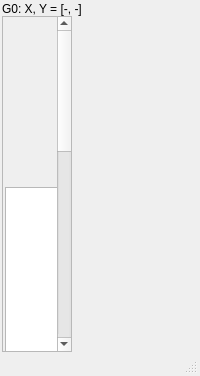
yesint/QtGrace6, file src/MainWindow.ui: the form before one commit.
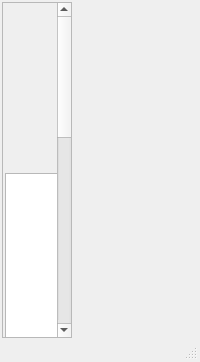
The form after the commit. Icons and pictures are not drawn. Custom widgets are drawn as their Qt base class.

Commit message:
Remove statLocBar; show coordinates in statusBar permanent label
- Remove statLocBar (the top coordinate bar) from the .ui, header,
  bridge, constructor, and ManageBars()
- Add coordLabel (QLabel) as a permanent widget on the left side of
  statusBar so hover coordinates appear alongside the existing message
  instead of replacing it
- events.cpp: setText on coordLabel instead of showMessage on statusBar

The edit to the form file:
```diff
--- a/src/MainWindow.ui
+++ b/src/MainWindow.ui
@@ -14,15 +14,6 @@
     <widget class="QMenuBar" name="menuBar"/>
    </item>
 
-   <!-- Row 1: location/coordinate bar -->
-   <item row="1" column="0" colspan="2">
-    <widget class="QLabel" name="statLocBar">
-     <property name="text"><string>G0: X, Y = [-, -]</string></property>
-     
-     
-    </widget>
-   </item>
-
    <!-- Rows 2-3, col 0: scrollable toolbar column -->
    <item row="2" column="0" rowspan="2">
     <widget class="QScrollArea" name="scroll">
```
The commit also changes 3 other files.
